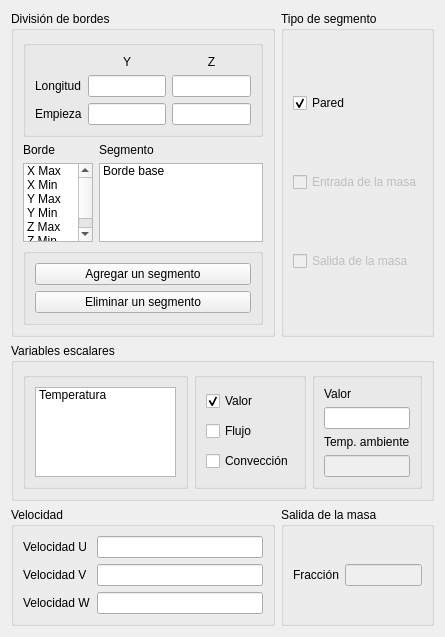
First picture: the form in bordes_window/ui/bordes_window.ui, repository luisdavidrodm/PrePRODIC3D, before the edit.
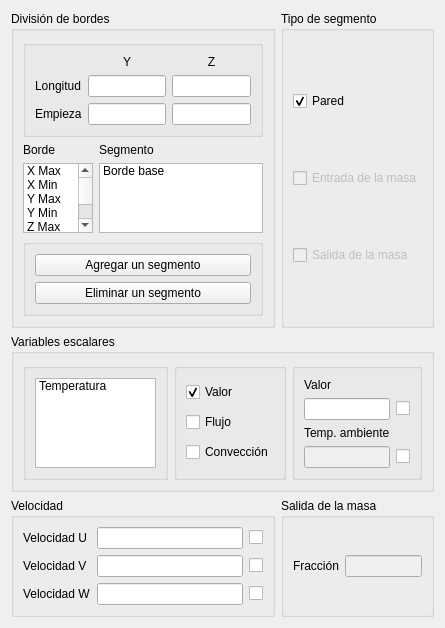
Second picture: the form after the edit. Icons and pictures are not drawn.

```diff
--- a/bordes_window/ui/bordes_window.ui
+++ b/bordes_window/ui/bordes_window.ui
@@ -7,7 +7,7 @@
     <x>0</x>
     <y>0</y>
     <width>445</width>
-    <height>637</height>
+    <height>603</height>
    </rect>
   </property>
   <property name="windowTitle">
@@ -20,48 +20,69 @@
       <string>Velocidad</string>
      </property>
      <layout class="QGridLayout" name="gridLayout_4">
+      <item row="1" column="2">
+       <widget class="QLineEdit" name="le_value_veloc_v">
+        <property name="enabled">
+         <bool>true</bool>
+        </property>
+       </widget>
+      </item>
       <item row="0" column="1">
-       <widget class="QLineEdit" name="le_value_veloc_u">
-        <property name="enabled">
-         <bool>true</bool>
-        </property>
-       </widget>
-      </item>
-      <item row="0" column="0">
        <widget class="QLabel" name="label_4">
         <property name="text">
          <string>Velocidad U</string>
         </property>
        </widget>
       </item>
-      <item row="1" column="0">
+      <item row="1" column="1">
        <widget class="QLabel" name="label_5">
         <property name="text">
          <string>Velocidad V</string>
         </property>
        </widget>
       </item>
-      <item row="1" column="1">
-       <widget class="QLineEdit" name="le_value_veloc_v">
-        <property name="enabled">
-         <bool>true</bool>
-        </property>
-       </widget>
-      </item>
-      <item row="2" column="1">
+      <item row="2" column="2">
        <widget class="QLineEdit" name="le_value_veloc_w">
         <property name="enabled">
          <bool>true</bool>
         </property>
        </widget>
       </item>
-      <item row="2" column="0">
+      <item row="0" column="2">
+       <widget class="QLineEdit" name="le_value_veloc_u">
+        <property name="enabled">
+         <bool>true</bool>
+        </property>
+       </widget>
+      </item>
+      <item row="2" column="1">
        <widget class="QLabel" name="label_9">
         <property name="text">
          <string>Velocidad W</string>
         </property>
        </widget>
       </item>
+      <item row="0" column="3">
+       <widget class="QCheckBox" name="chb_ex_veloc_u">
+        <property name="text">
+         <string/>
+        </property>
+       </widget>
+      </item>
+      <item row="1" column="3">
+       <widget class="QCheckBox" name="chb_ex_veloc_v">
+        <property name="text">
+         <string/>
+        </property>
+       </widget>
+      </item>
+      <item row="2" column="3">
+       <widget class="QCheckBox" name="chb_ex_veloc_w">
+        <property name="text">
+         <string/>
+        </property>
+       </widget>
+      </item>
      </layout>
     </widget>
    </item>
@@ -130,31 +151,45 @@
         <property name="title">
          <string/>
         </property>
-        <layout class="QVBoxLayout" name="verticalLayout_3">
-         <item>
-          <widget class="QLabel" name="lb_value">
-           <property name="text">
-            <string>Valor</string>
-           </property>
-          </widget>
-         </item>
-         <item>
-          <widget class="QLineEdit" name="le_value"/>
-         </item>
-         <item>
-          <widget class="QLabel" name="lb_variable">
-           <property name="text">
-            <string>Temp. ambiente</string>
-           </property>
-          </widget>
-         </item>
-         <item>
+        <layout class="QGridLayout" name="gridLayout_6">
+         <item row="4" column="0">
           <widget class="QLineEdit" name="le_tempamb">
            <property name="enabled">
             <bool>false</bool>
            </property>
           </widget>
          </item>
+         <item row="3" column="0">
+          <widget class="QLabel" name="lb_variable">
+           <property name="text">
+            <string>Temp. ambiente</string>
+           </property>
+          </widget>
+         </item>
+         <item row="2" column="0">
+          <widget class="QLineEdit" name="le_value"/>
+         </item>
+         <item row="0" column="0">
+          <widget class="QLabel" name="lb_value">
+           <property name="text">
+            <string>Valor</string>
+           </property>
+          </widget>
+         </item>
+         <item row="2" column="1">
+          <widget class="QCheckBox" name="chb_ex_value">
+           <property name="text">
+            <string/>
+           </property>
+          </widget>
+         </item>
+         <item row="4" column="1">
+          <widget class="QCheckBox" name="chb_ex_tempamb">
+           <property name="text">
+            <string/>
+           </property>
+          </widget>
+         </item>
         </layout>
        </widget>
       </item>
```
Left out of the diff: 8 changed lines with no effect on the pictures.
